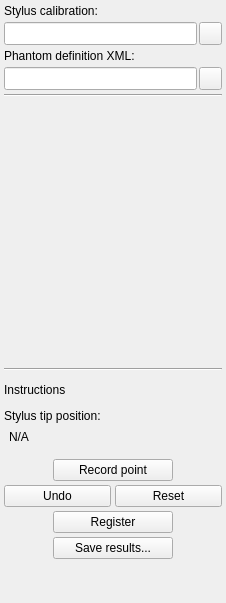
First picture: the form in PlusApp/fCal/Toolboxes/PhantomRegistrationToolbox.ui, repository PlusToolkit/PlusApp, before the edit.
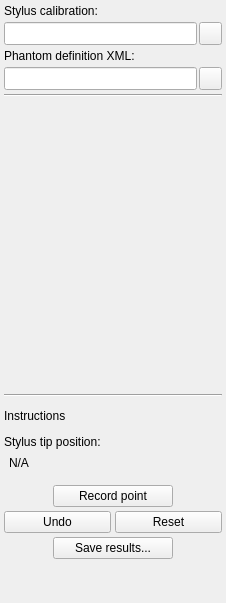
Second picture: the form after the edit. Icons and pictures are not drawn. Custom widgets are drawn as their Qt base class.

Commit message: Phantom registration shows the registered phantom after the 3rd point (re-registers on each additional point) - Register button is no longer needed

Patch:
```diff
--- a/PlusApp/fCal/Toolboxes/PhantomRegistrationToolbox.ui
+++ b/PlusApp/fCal/Toolboxes/PhantomRegistrationToolbox.ui
@@ -346,35 +346,6 @@
      </item>
     </layout>
    </item>
-   <item>
-    <layout class="QGridLayout" name="gridLayout_2">
-     <item row="0" column="0">
-      <widget class="QPushButton" name="pushButton_Register">
-       <property name="sizePolicy">
-        <sizepolicy hsizetype="Fixed" vsizetype="Fixed">
-         <horstretch>0</horstretch>
-         <verstretch>0</verstretch>
-        </sizepolicy>
-       </property>
-       <property name="minimumSize">
-        <size>
-         <width>100</width>
-         <height>0</height>
-        </size>
-       </property>
-       <property name="maximumSize">
-        <size>
-         <width>120</width>
-         <height>16777215</height>
-        </size>
-       </property>
-       <property name="text">
-        <string>Register</string>
-       </property>
-      </widget>
-     </item>
-    </layout>
-   </item>
    <item>
     <layout class="QGridLayout" name="gridLayout_3">
      <item row="0" column="0">
```
The commit also changes 2 other files.
